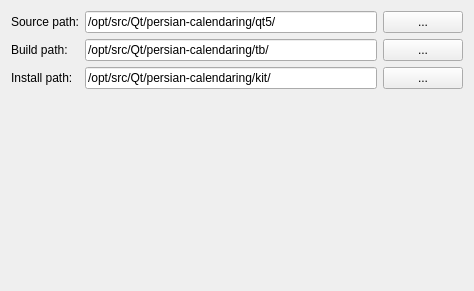
Qt form pages/pageselectpaths.ui (HamedMasafi/confiqt) before a commit.
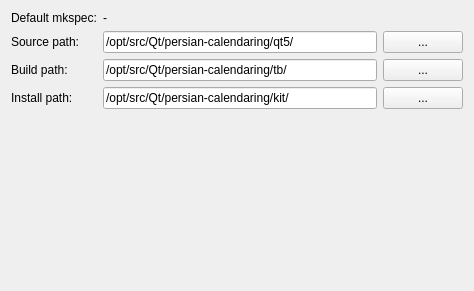
The same form after that commit.

The edit to the form file:
```diff
--- a/pages/pageselectpaths.ui
+++ b/pages/pageselectpaths.ui
@@ -17,14 +17,14 @@
    <string>Select paths</string>
   </property>
   <layout class="QFormLayout" name="formLayout">
-   <item row="0" column="0">
+   <item row="1" column="0">
     <widget class="QLabel" name="label">
      <property name="text">
       <string>Source path:</string>
      </property>
     </widget>
    </item>
-   <item row="0" column="1">
+   <item row="1" column="1">
     <layout class="QHBoxLayout" name="horizontalLayout">
      <item>
       <widget class="QLineEdit" name="lineEditSourcePath">
@@ -48,14 +48,14 @@
      </item>
     </layout>
    </item>
-   <item row="1" column="0">
+   <item row="2" column="0">
     <widget class="QLabel" name="label_2">
      <property name="text">
       <string>Build path:</string>
      </property>
     </widget>
    </item>
-   <item row="1" column="1">
+   <item row="2" column="1">
     <layout class="QHBoxLayout" name="horizontalLayout_2">
      <item>
       <widget class="QLineEdit" name="lineEditBuildPath">
@@ -79,14 +79,14 @@
      </item>
     </layout>
    </item>
-   <item row="2" column="0">
+   <item row="3" column="0">
     <widget class="QLabel" name="label_3">
      <property name="text">
       <string>Install path:</string>
      </property>
     </widget>
    </item>
-   <item row="2" column="1">
+   <item row="3" column="1">
     <layout class="QHBoxLayout" name="horizontalLayout_3">
      <item>
       <widget class="QLineEdit" name="lineEditInstallPath">
@@ -110,6 +110,20 @@
      </item>
     </layout>
    </item>
+   <item row="0" column="0">
+    <widget class="QLabel" name="label_4">
+     <property name="text">
+      <string>Default mkspec:</string>
+     </property>
+    </widget>
+   </item>
+   <item row="0" column="1">
+    <widget class="QLabel" name="labelDefaultMkspec">
+     <property name="text">
+      <string>-</string>
+     </property>
+    </widget>
+   </item>
   </layout>
  </widget>
  <resources/>
```
